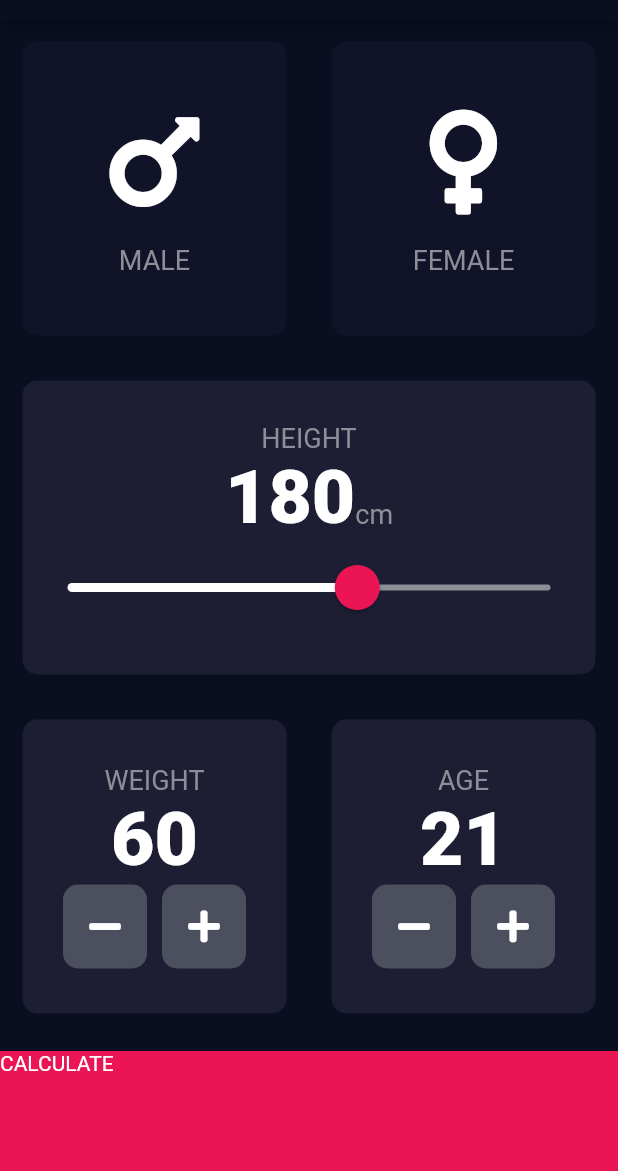
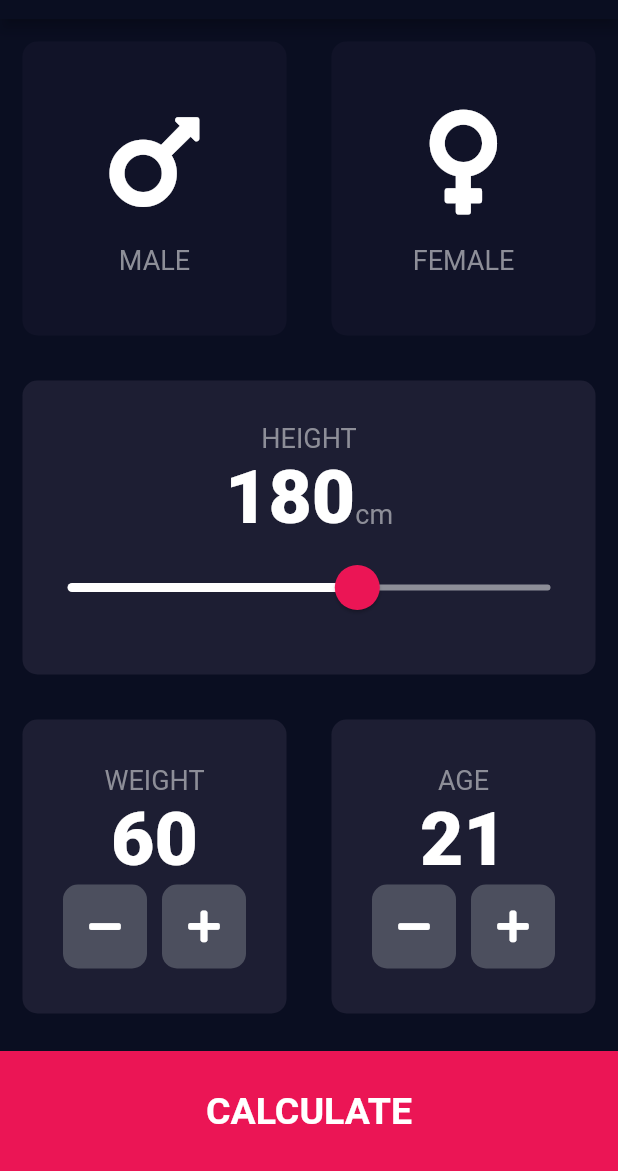
Before and after one commit to AmbujaAK/bmi-calculator-flutter, a Flutter app: the screen it shows after launch, on a phone screen of 412 x 824 dp, the part 65-1236 px from its top. Run offline on Flutter 3.47's test engine with Material 2 defaults, Android fonts, the phone set to English and light mode, and no system bars; our stand-ins replace font_awesome_flutter.

Commit message:
restructured file

```diff
--- /dev/null
+++ b/lib/components/bottom-button.dart
@@ -0,0 +1,29 @@
+import 'package:flutter/material.dart';
+import '../constants.dart';
+
+class BottomButton extends StatelessWidget {
+
+  BottomButton({@required this.onTap, @required this.buttonTitle});
+
+  final Function onTap;
+  final String buttonTitle;
+
+  @override
+  Widget build(BuildContext context) {
+    return GestureDetector(
+      onTap: onTap,
+      child: Container(
+        child: Center(
+          child: Text(
+            buttonTitle,
+            style: kLargeButtonTextStyle,
+          ),
+        ),
+        color: kBottomContainerColor,
+        margin: EdgeInsets.only(top: 10.0),
+        width: double.infinity,
+        height: kBottomContainerHeight,
+      ),
+    );
+  }
+}
--- a/lib/icon-content.dart
+++ b/lib/components/icon-content.dart
@@ -1,5 +1,5 @@
 import 'package:flutter/material.dart';
-import 'constants.dart';
+import '../constants.dart';
 
 class IconContent extends StatelessWidget {
 
--- /dev/null
+++ b/lib/components/round-icon-button.dart
@@ -0,0 +1,27 @@
+import 'package:flutter/material.dart';
+import '../constants.dart';
+
+class RoundIconButton extends StatelessWidget {
+
+  RoundIconButton({this.icon,@required this.onPressed});
+
+  final IconData icon;
+  final Function onPressed;
+
+  @override
+  Widget build(BuildContext context) {
+    return RawMaterialButton(
+      child: Icon(icon),
+      onPressed: onPressed,
+      elevation: 0.0,
+      constraints: BoxConstraints.tightFor(
+          width: 56.0,
+          height: 56.0
+      ),
+      shape: RoundedRectangleBorder(
+          borderRadius: BorderRadius.circular(10.0)
+      ),
+      fillColor: Color(0xFF4C4F5E),
+    );
+  }
+}
--- a/lib/main.dart
+++ b/lib/main.dart
@@ -1,5 +1,5 @@
 import 'package:flutter/material.dart';
-import 'input-page.dart';
+import 'screens/input-page.dart';
 
 void main() => runApp(BMICalculator());
 
--- a/lib/input-page.dart
+++ b/lib/screens/input-page.dart
@@ -1,9 +1,11 @@
 import 'package:flutter/material.dart';
 import 'package:font_awesome_flutter/font_awesome_flutter.dart';
-import 'reusable-card.dart';
-import 'icon-content.dart';
-import 'constants.dart';
+import 'package:bmi_calculator/components/reusable-card.dart';
+import '../components/icon-content.dart';
+import '../constants.dart';
 import 'results-page.dart';
+import '../components/bottom-button.dart';
+import '../components/round-icon-button.dart';
 
 enum Gender {
   male,
@@ -210,7 +212,7 @@ class _InputPageState extends State<InputPage> {
               ],
             ),
           ),
-          GestureDetector(
+          BottomButton(
             onTap: (){
               Navigator.push(
                 context,
@@ -219,41 +221,10 @@ class _InputPageState extends State<InputPage> {
                 ),
               );
             },
-            child: Container(
-              child: Text('CALCULATE'),
-              color: kBottomContainerColor,
-              margin: EdgeInsets.only(top: 10.0),
-              width: double.infinity,
-              height: kBottomContainerHeight,
-            ),
-          )
+            buttonTitle: 'CALCULATE',
+          ),
         ],
       ),
     );
   }
 }
-
-class RoundIconButton extends StatelessWidget {
-
-  RoundIconButton({this.icon,@required this.onPressed});
-
-  final IconData icon;
-  final Function onPressed;
-
-  @override
-  Widget build(BuildContext context) {
-    return RawMaterialButton(
-      child: Icon(icon),
-      onPressed: onPressed,
-      elevation: 0.0,
-      constraints: BoxConstraints.tightFor(
-        width: 56.0,
-        height: 56.0
-      ),
-      shape: RoundedRectangleBorder(
-        borderRadius: BorderRadius.circular(10.0)
-      ),
-      fillColor: Color(0xFF4C4F5E),
-    );
-  }
-}
```
Also changed, not shown: lib/constants.dart (+26 -0 lines), lib/results-page.dart (deleted, +0 -12 lines), lib/screens/results-page.dart (added, +62 -0 lines), lib/components/reusable-card.dart (renamed from lib/reusable-card.dart).
